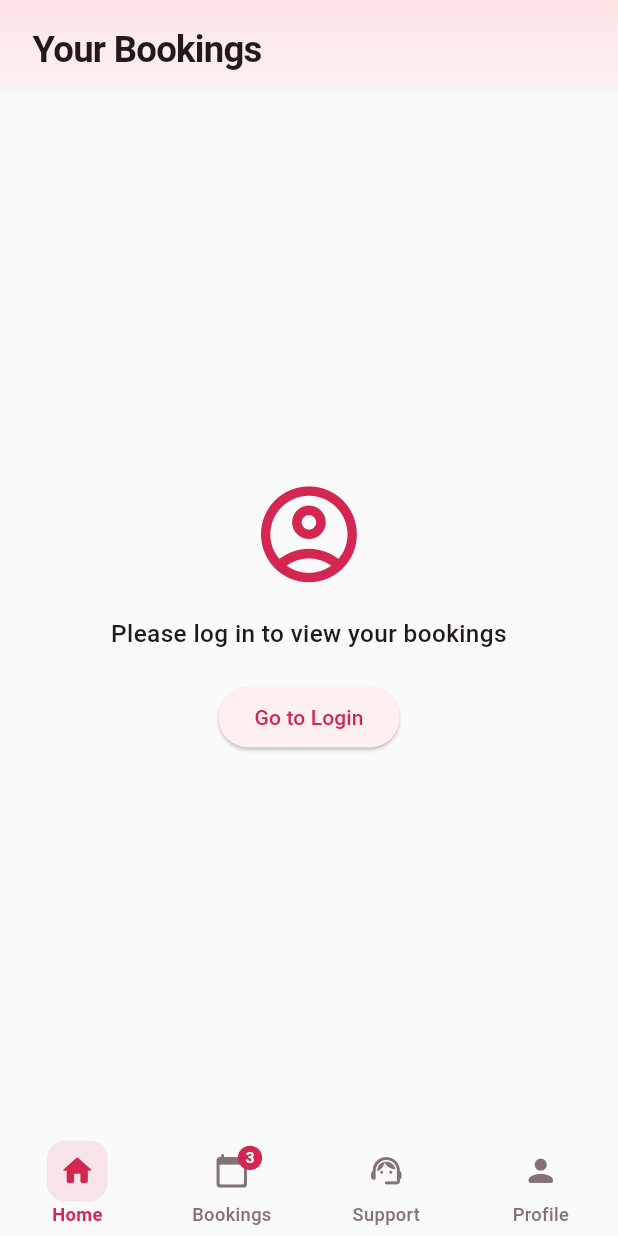
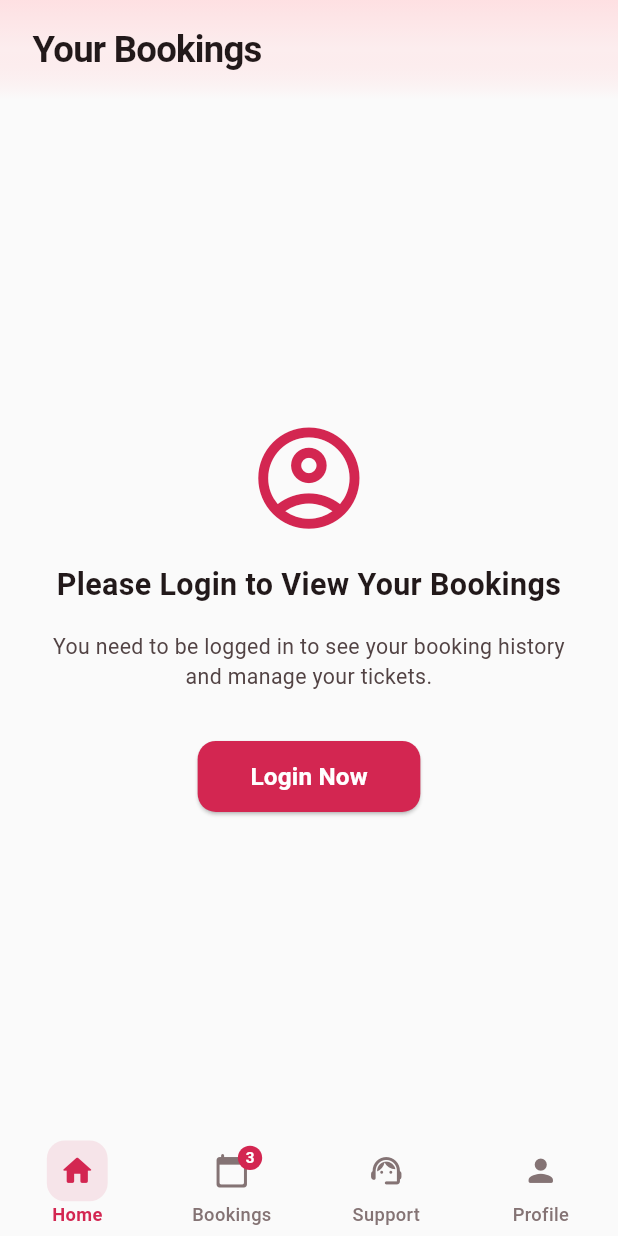
Before and after one commit to parivartanx/hamara-ticket-app, a Flutter app: the Booking screen opened by its route, on a phone screen of 412 x 824 dp. Run offline on Flutter 3.47's test engine with Material 3 defaults, Android fonts, the phone set to English and light mode, and no system bars; our stand-ins replace accordion, carousel_slider, dio, firebase_auth, firebase_core, flutter_countdown_timer and 16 more; missing offline and left inert: razorpay_flutter; accounts and stored records are empty; Roboto replaces fonts that are missing (Gilroy).

Commit message:
updated bookings with userId

```diff
--- a/Goevent v1.7/lib/features/booking/presentation/screens/booking.dart
+++ b/Goevent v1.7/lib/features/booking/presentation/screens/booking.dart
@@ -1,9 +1,12 @@
 import 'package:flutter/material.dart';
 import 'package:flutter_riverpod/flutter_riverpod.dart';
 import 'package:flutter_screenutil/flutter_screenutil.dart';
+import 'package:go_router/go_router.dart';
 import '../../../../extensions/media_query_ext.dart';
 import '../widgets/booking_list.dart';
 import '/features/home/presentation/widgets/advanced_bottom_navigation.dart';
+import '/features/profile/presentation/providers/profile_provider.dart';
+import '/features/login/presentation/screens/login.dart';
 
 /// Main booking screen that displays user's bookings with filtering options
 class Booking extends ConsumerStatefulWidget {
@@ -37,6 +40,7 @@ class _BookingState extends ConsumerState<Booking>
   @override
   Widget build(BuildContext context) {
     final colorScheme = context.colorScheme;
+    final userState = ref.watch(profileProvider);
 
     return Scaffold(
       appBar: PreferredSize(
@@ -76,9 +80,15 @@ class _BookingState extends ConsumerState<Booking>
           ),
         ),
       ),
-      body: Column(
+      body: userState.when(
+        data: (user) {
+          if (user == null) {
+            // User is not logged in, show login prompt
+            return _buildLoginPrompt(context);
+          } else {
+            // User is logged in, show booking list
+            return Column(
               children: [
-          // const BookingFilterSection(),
                 Expanded(
                   child: FadeTransition(
                     opacity: _fadeInController,
@@ -86,8 +96,76 @@ class _BookingState extends ConsumerState<Booking>
                   ),
                 ),
               ],
+            );
+          }
+        },
+        loading: () => const Center(child: CircularProgressIndicator()),
+        error: (error, stackTrace) => Center(
+          child: Text('Error: ${error.toString()}'),
+        ),
       ),
       bottomNavigationBar: const AdvancedBottomNavigation(),
+    );
+  }
+
+  Widget _buildLoginPrompt(BuildContext context) {
+    return FadeTransition(
+      opacity: _fadeInController,
+      child: Center(
+        child: Padding(
+          padding: EdgeInsets.all(24.w),
+          child: Column(
+            mainAxisAlignment: MainAxisAlignment.center,
+            children: [
+              Icon(
+                Icons.account_circle_outlined,
+                size: 80.sp,
+                color: context.colorScheme.primary,
+              ),
+              SizedBox(height: 16.h),
+              Text(
+                'Please Login to View Your Bookings',
+                textAlign: TextAlign.center,
+                style: TextStyle(
+                  fontSize: 20.sp,
+                  fontWeight: FontWeight.w600,
+                  color: context.colorScheme.onSurface,
+                ),
+              ),
+              SizedBox(height: 16.h),
+              Text(
+                'You need to be logged in to see your booking history and manage your tickets.',
+                textAlign: TextAlign.center,
+                style: TextStyle(
+                  fontSize: 14.sp,
+                  color: context.colorScheme.onSurfaceVariant,
+                ),
+              ),
+              SizedBox(height: 32.h),
+              ElevatedButton(
+                onPressed: () {
+                  context.pushNamed(Login.routeName);
+                },
+                style: ElevatedButton.styleFrom(
+                  backgroundColor: context.colorScheme.primary,
+                  foregroundColor: context.colorScheme.onPrimary,
+                  padding: EdgeInsets.symmetric(horizontal: 32.w, vertical: 12.h),
+                  shape: RoundedRectangleBorder(
+                    borderRadius: BorderRadius.circular(12.r),
+                  ),
+                ),
+                child: Text(
+                  'Login Now',
+                  style: TextStyle(
+                    fontSize: 16.sp,
+                    fontWeight: FontWeight.w600,
+                  ),
+                ),
+              ),
+            ],
+          ),
+        ),
+      ),
     );
   }
 }
--- a/Goevent v1.7/lib/features/booking/presentation/widgets/booking_list.dart
+++ b/Goevent v1.7/lib/features/booking/presentation/widgets/booking_list.dart
@@ -3,9 +3,9 @@ import 'dart:developer';
 import 'package:flutter/material.dart';
 import 'package:flutter_riverpod/flutter_riverpod.dart';
 import 'package:flutter_screenutil/flutter_screenutil.dart';
-import 'package:go_router/go_router.dart';
-import 'package:hamaraticket/extensions/media_query_ext.dart';
+import '/extensions/media_query_ext.dart';
 import '../../../../models/booking/booking_model.dart';
+import '../../../../widgets/empty_states.dart';
 import '../../../login/presentation/screens/login.dart';
 import '../../../profile/presentation/providers/profile_provider.dart';
 import '../providers/bookings_provider.dart';
@@ -18,52 +18,26 @@ class BookingList extends ConsumerWidget {
   @override
   Widget build(BuildContext context, WidgetRef ref) {
     final userId = ref.watch(profileProvider).when(
-          data: (profile) => profile?.id,
+          data: (profile) => profile?.userId,
           loading: () => null,
           error: (_, __) => null,
         );
     log("userId: $userId");
     // if user id is null show info to login
     if (userId == null) {
-      return Center(
-        child: Column(
-          mainAxisAlignment: MainAxisAlignment.center,
-          children: [
-            Icon(
-              Icons.account_circle_outlined,
-              size: 70.w,
-              color: context.colorScheme.primary,
-            ),
-            SizedBox(height: 16.h),
-            Text(
-              'Please log in to view your bookings',
-              style: TextStyle(
-                fontSize: 16.sp,
-                fontWeight: FontWeight.w500,
-              ),
-              textAlign: TextAlign.center,
-            ),
-            SizedBox(height: 20.h),
-            ElevatedButton(
-              onPressed: () {
-                context.pushNamed(Login.routeName);
-              },
-              child: const Text('Go to Login'),
-            ),
-          ],
-        ),
-      );
+      return EmptyStates.needsLogin(context, routeName: Login.routeName);
     }
 
-    final bookings = ref.watch(bookingsProvider(userId ?? ''));
+    final bookings = ref.watch(bookingsProvider(userId));
     // Only watch the filtered bookings provider in this widget
 
-    // if (filteredBookings.isEmpty) {
-    //   return const BookingEmptyState();
-    // }
-
     return bookings.when(
-      data: (bookings) => _BookingListContent(bookings: bookings),
+      data: (bookings) {
+        if (bookings.isEmpty) {
+          return EmptyStates.noBookings(context);
+        }
+        return _BookingListContent(bookings: bookings);
+      },
       loading: () => const Center(child: CircularProgressIndicator()),
       error: (e, __) => Center(child: Text("Error: $e")),
     );
--- a/Goevent v1.7/lib/models/user_model.dart
+++ b/Goevent v1.7/lib/models/user_model.dart
@@ -1,11 +1,13 @@
 class User {
   final String? id;
+  final String? userId;
   final String name;
   final String email;
   final String? phone;
 
   User({
     this.id,
+    this.userId,
     required this.name,
     required this.email,
     this.phone,
@@ -15,6 +17,7 @@ class User {
   factory User.fromJson(Map<String, dynamic> json) {
     return User(
       id: json['id'] as String?,
+      userId: json['userId'] as String?,
       name: json['name'] as String,
       email: json['email'] as String,
       phone: json['phone'] as String?,
@@ -25,6 +28,7 @@ class User {
   Map<String, dynamic> toJson() {
     return {
       'id': id,
+      'userId': userId,
       'name': name,
       'email': email,
       'phone': phone,
@@ -34,12 +38,14 @@ class User {
   // CopyWith method for immutability
   User copyWith({
     String? id,
+    String? userId,
     String? name,
     String? email,
     String? phone,
   }) {
     return User(
       id: id ?? this.id,
+      userId: userId ?? this.userId,
       name: name ?? this.name,
       email: email ?? this.email,
       phone: phone ?? this.phone,
@@ -48,6 +54,6 @@ class User {
 
   @override
   String toString() {
-    return 'User(id: $id, name: $name, email: $email, phone: $phone)';
+    return 'User(id: $id, userId: $userId, name: $name, email: $email, phone: $phone)';
   }
 }
--- a/Goevent v1.7/lib/utils/endPoints.dart
+++ b/Goevent v1.7/lib/utils/endPoints.dart
@@ -2,8 +2,8 @@ class EndPoints {
   // static const baseUrl =
   //     'https://pibwvpg9l7.execute-api.ap-south-1.amazonaws.com/api/v1';
   // static const baseUrl = 'https://devapi.hamaraticket.com/api/v1';
-  static const baseUrl = 'https://3fb9-103-182-133-22.ngrok-free.app/api/v1';
-  // static const baseUrl = 'http://192.168.1.44:4000/api/v1';
+  // static const baseUrl = 'https://7e5a-103-182-133-23.ngrok-free.app/api/v1';
+  static const baseUrl = 'http://192.168.1.34:4000/api/v1';
 
   static const loginWithEmail = '/auth/email-otp';
   static const loginWithGoogle = '/auth/mobile/google-signin';
```
Also changed, not shown: Goevent v1.7/lib/widgets/empty_state.dart (added, +61 -0 lines), Goevent v1.7/lib/widgets/empty_states.dart (added, +67 -0 lines). Lines whose indentation alone changed are shown as unchanged.
